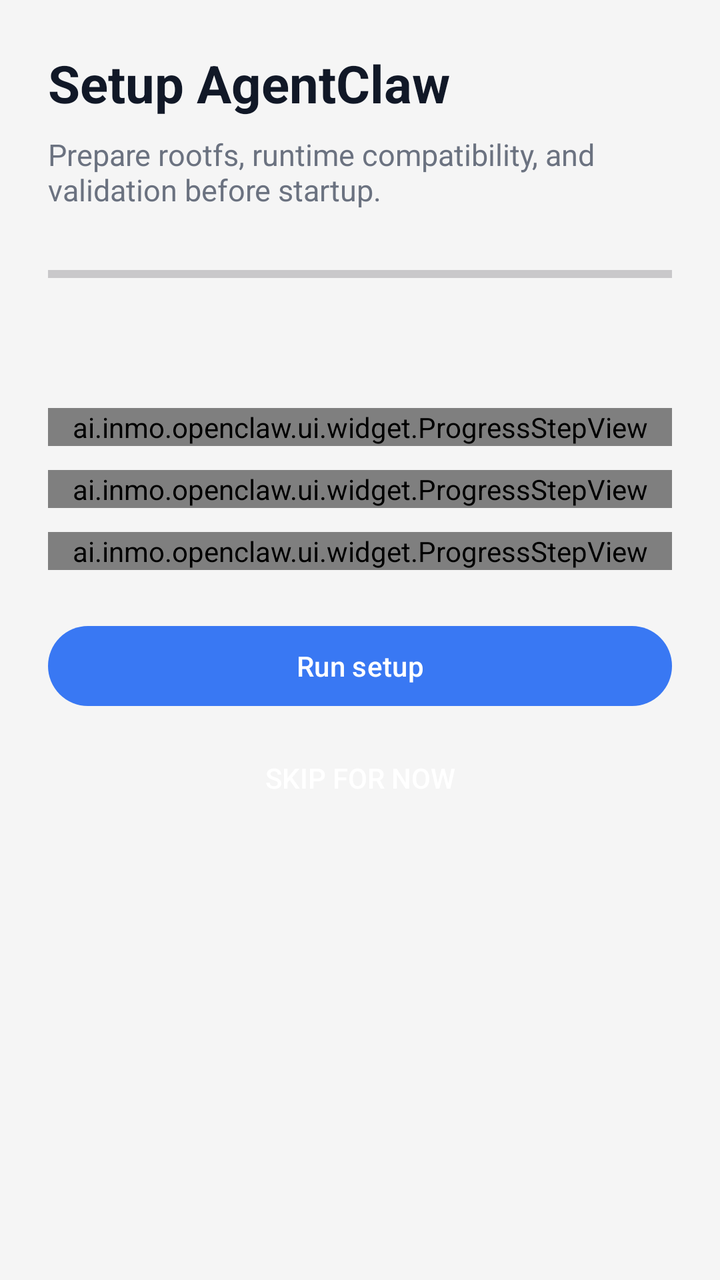
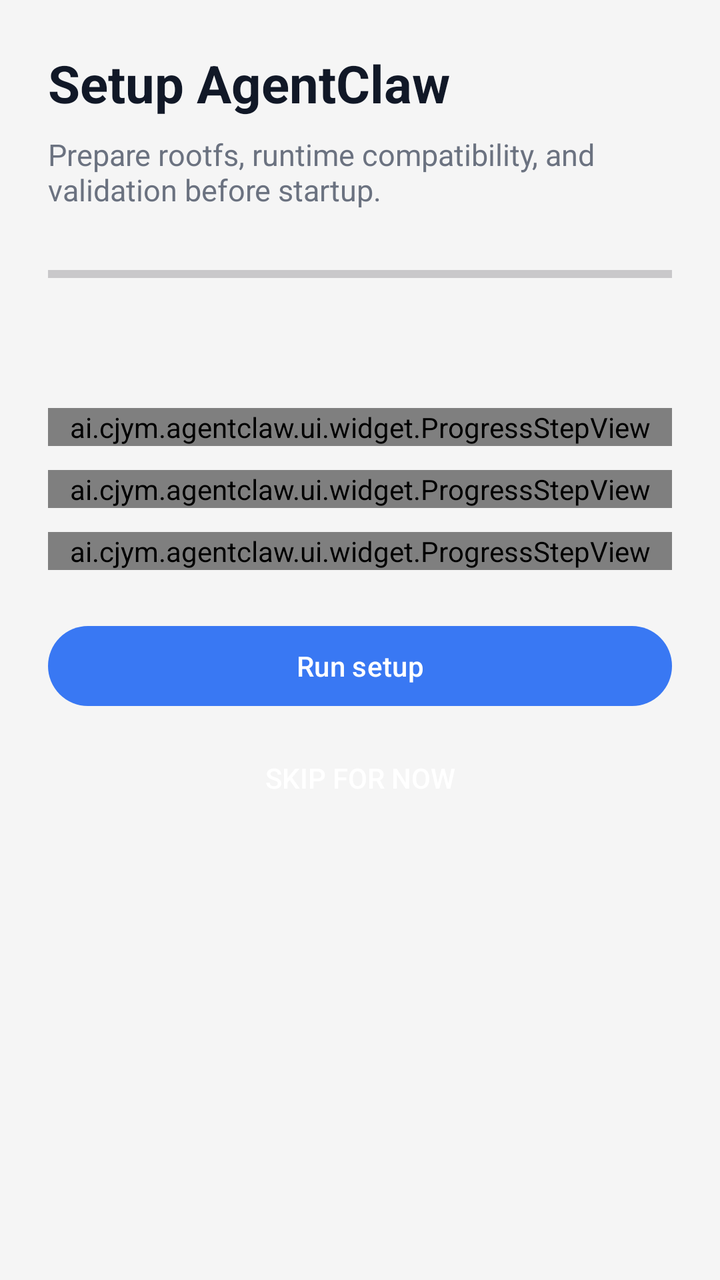

Compare the two renders of this Android layout. The source of the first and the diff that turns it into the second are given below.
<!-- AndroidManifest.xml: application theme Theme.INMOClaw -->
<!-- res/layout/activity_setup_wizard.xml -->
<?xml version="1.0" encoding="utf-8"?>
<ScrollView xmlns:android="http://schemas.android.com/apk/res/android"
    android:layout_width="match_parent"
    android:layout_height="match_parent"
    android:background="@color/surface_primary">

    <LinearLayout
        android:layout_width="match_parent"
        android:layout_height="wrap_content"
        android:orientation="vertical"
        android:padding="24dp">

        <TextView
            android:layout_width="wrap_content"
            android:layout_height="wrap_content"
            android:text="@string/setup_title"
            android:textColor="@color/text_primary"
            android:textSize="26sp"
            android:textStyle="bold" />

        <TextView
            android:layout_width="match_parent"
            android:layout_height="wrap_content"
            android:layout_marginTop="8dp"
            android:text="@string/setup_subtitle"
            android:textColor="@color/text_secondary"
            android:textSize="15sp" />

        <ProgressBar
            android:id="@+id/progressBar"
            style="?android:attr/progressBarStyleHorizontal"
            android:layout_width="match_parent"
            android:layout_height="wrap_content"
            android:layout_marginTop="24dp"
            android:max="100"
            android:progress="0" />

        <TextView
            android:id="@+id/statusView"
            android:layout_width="match_parent"
            android:layout_height="wrap_content"
            android:layout_marginTop="16dp"
            android:textColor="@color/text_secondary"
            android:textSize="14sp" />

        <ai.inmo.openclaw.ui.widget.ProgressStepView
            android:id="@+id/stepOne"
            android:layout_width="match_parent"
            android:layout_height="wrap_content"
            android:layout_marginTop="24dp" />

        <ai.inmo.openclaw.ui.widget.ProgressStepView
            android:id="@+id/stepTwo"
            android:layout_width="match_parent"
            android:layout_height="wrap_content"
            android:layout_marginTop="12dp" />

        <ai.inmo.openclaw.ui.widget.ProgressStepView
            android:id="@+id/stepThree"
            android:layout_width="match_parent"
            android:layout_height="wrap_content"
            android:layout_marginTop="12dp" />

        <Button
            android:id="@+id/primaryButton"
            android:layout_width="match_parent"
            android:layout_height="wrap_content"
            android:layout_marginTop="24dp"
            android:text="@string/setup_action" />

        <Button
            android:id="@+id/skipButton"
            style="?android:attr/borderlessButtonStyle"
            android:layout_width="match_parent"
            android:layout_height="wrap_content"
            android:layout_marginTop="8dp"
            android:text="@string/setup_skip" />
    </LinearLayout>
</ScrollView>
<!-- resources referenced by this layout -->
<resources>
  <color name="surface_primary">#F5F5F5</color>
  <color name="text_primary">#111827</color>
  <color name="text_secondary">#6B7280</color>
  <string name="setup_action">Run setup</string>
  <string name="setup_skip">Skip for now</string>
  <string name="setup_subtitle">Prepare rootfs, runtime compatibility, and validation before startup.</string>
  <string name="setup_title">Setup AgentClaw</string>
  <style name="Theme.INMOClaw" parent="Base.Theme.INMOClaw" />
  <style name="Base.Theme.INMOClaw" parent="Theme.Material3.DayNight.NoActionBar">
          
          <item name="android:defaultFocusHighlightEnabled" tools:targetApi="o">false</item>
          <item name="android:statusBarColor">@android:color/transparent</item>
          <item name="android:windowLightStatusBar">false</item>
          <item name="colorPrimary">@color/brand_primary</item>
          <item name="android:colorBackground">@color/black</item>
          <item name="android:windowBackground">@color/black</item>
      </style>
  <color name="brand_primary">#3978F3</color>
  <color name="black">#FF000000</color>
</resources>

<!-- the commit's change to res/layout/activity_setup_wizard.xml (unified diff, before → after) -->
@@ -43,19 +43,19 @@
             android:textColor="@color/text_secondary"
             android:textSize="14sp" />
 
-        <ai.inmo.openclaw.ui.widget.ProgressStepView
+        <ai.cjym.agentclaw.ui.widget.ProgressStepView
             android:id="@+id/stepOne"
             android:layout_width="match_parent"
             android:layout_height="wrap_content"
             android:layout_marginTop="24dp" />
 
-        <ai.inmo.openclaw.ui.widget.ProgressStepView
+        <ai.cjym.agentclaw.ui.widget.ProgressStepView
             android:id="@+id/stepTwo"
             android:layout_width="match_parent"
             android:layout_height="wrap_content"
             android:layout_marginTop="12dp" />
 
-        <ai.inmo.openclaw.ui.widget.ProgressStepView
+        <ai.cjym.agentclaw.ui.widget.ProgressStepView
             android:id="@+id/stepThree"
             android:layout_width="match_parent"
             android:layout_height="wrap_content"
